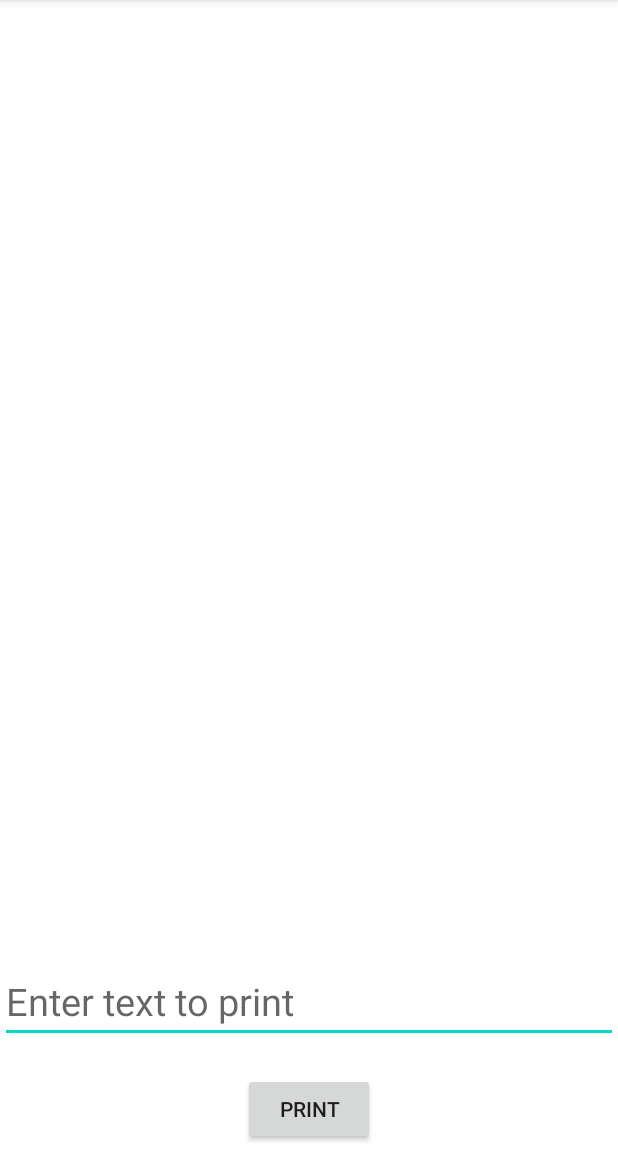
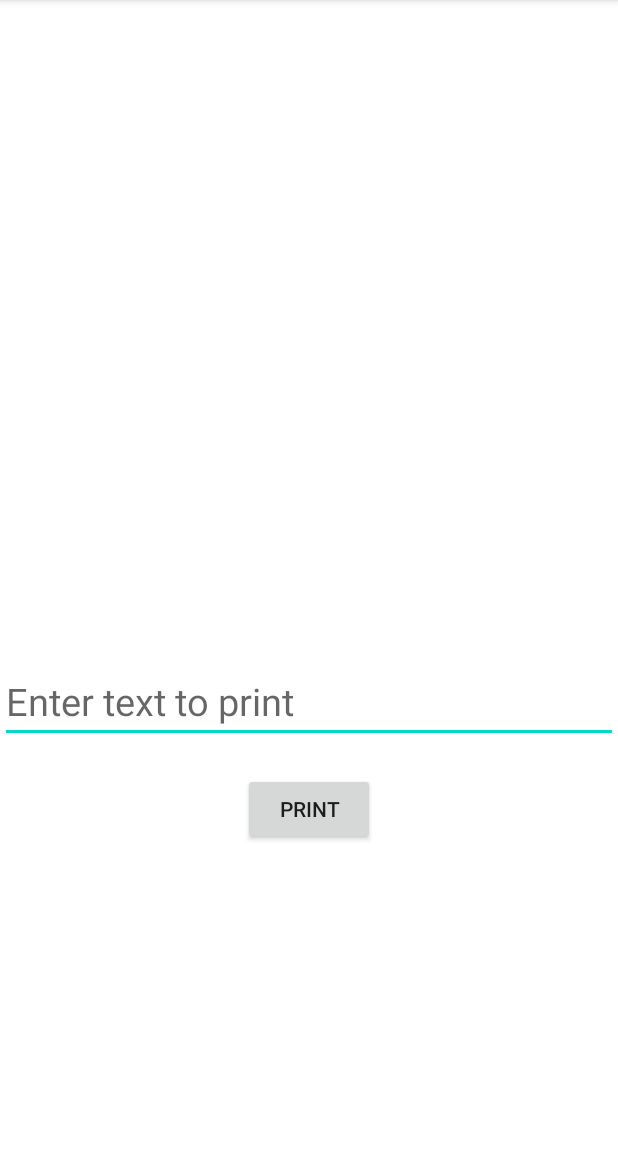
Before and after one commit to dewaasmara589/GetBasicUSBPrinter, an Android app: the screen it shows after launch (MainActivity), on a phone screen of 412 x 824 dp, the part 84-1236 px from its top. Run offline under Robolectric (Android 15) with nearby library versions, the phone set to English and light mode, and no system bars.

Commit message:
Change layout and fix auto detect plugging usb printer

```diff
--- a/app/src/main/AndroidManifest.xml
+++ b/app/src/main/AndroidManifest.xml
@@ -25,7 +25,7 @@
             </intent-filter>
 
             <meta-data
-                android:name="android.hardware.usb.action.USB_ACCESSORY_ATTACHED"
+                android:name="android.hardware.usb.action.USB_DEVICE_ATTACHED"
                 android:resource="@xml/device_filter" />
         </activity>
     </application>
--- a/app/src/main/java/com/alfastore/testusbprint/MainActivity.java
+++ b/app/src/main/java/com/alfastore/testusbprint/MainActivity.java
@@ -75,7 +75,7 @@ public class MainActivity extends AppCompatActivity {
                             "ProductID: " + usbDevice1.getProductId() + "\n";
 
                     int interfaceCount = usbDevice1.getInterfaceCount();
-                    Toast.makeText(this, "INTERFACE COUNT: " + String.valueOf(interfaceCount), Toast.LENGTH_SHORT).show();
+                    Toast.makeText(this, "All USB Connect INTERFACE COUNT: " + String.valueOf(interfaceCount), Toast.LENGTH_SHORT).show();
 
                     mDevice = usbDevice1;
 
--- a/app/src/main/res/layout/activity_main.xml
+++ b/app/src/main/res/layout/activity_main.xml
@@ -10,7 +10,7 @@
     <TextView
         android:id="@+id/usbDevice"
         android:layout_width="match_parent"
-        android:layout_height="600dp"
+        android:layout_height="400dp"
         android:layout_margin="10dp"
         android:gravity="center" />
 
```
Also changed, not shown: app/src/main/res/drawable/ic_report.png (added).
